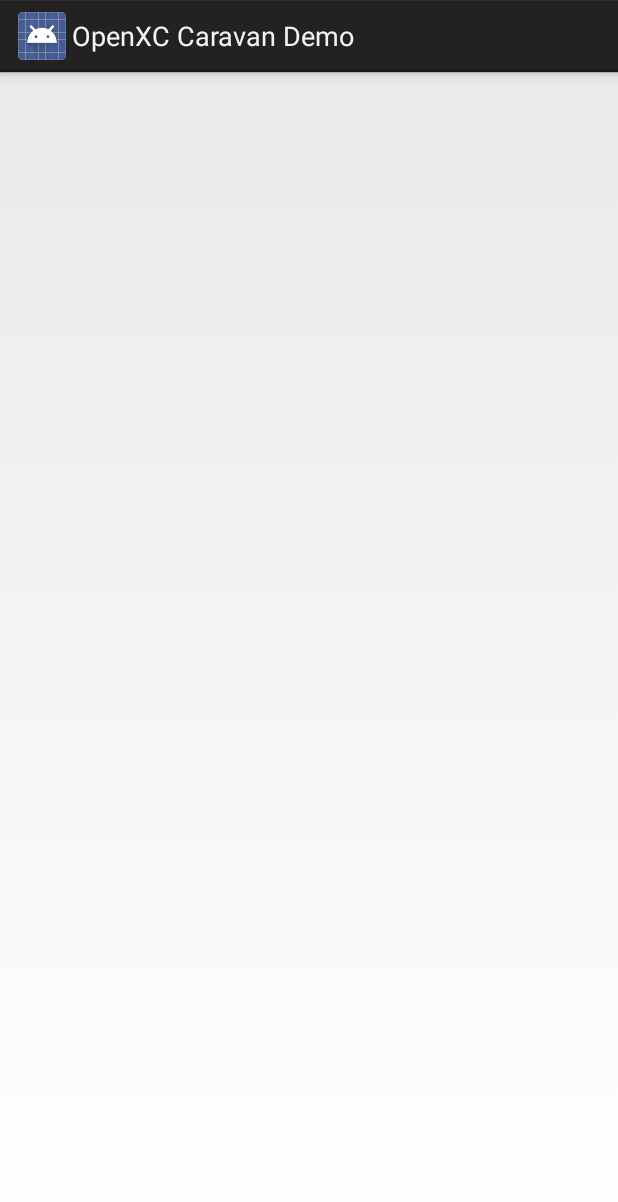
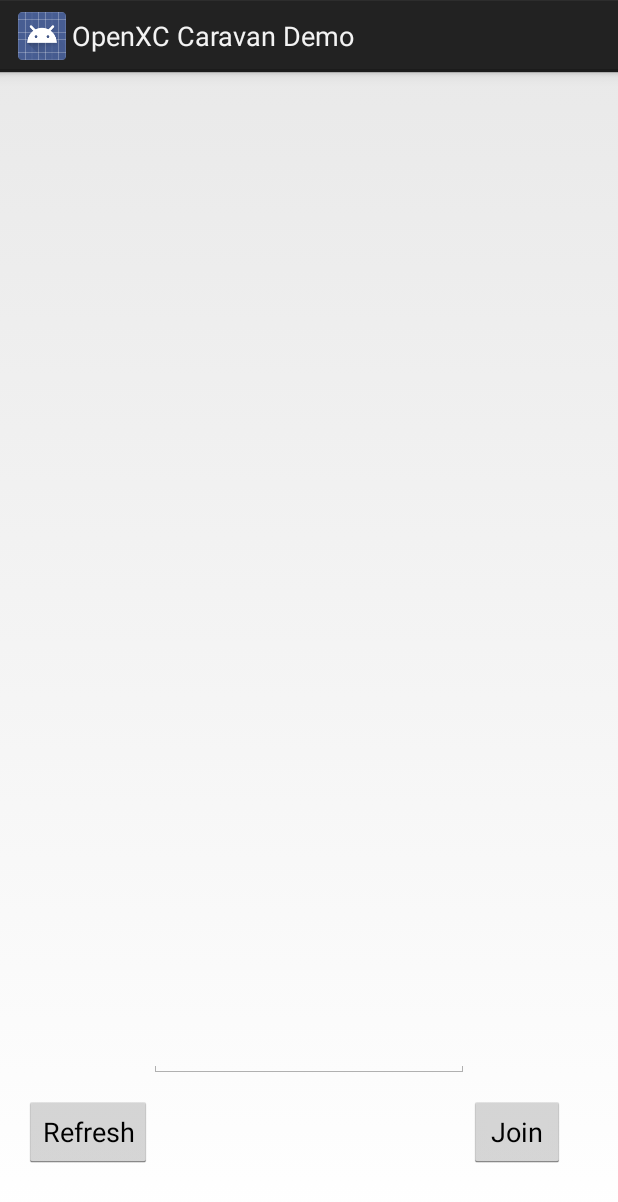
Before and after one commit to carpenma/OpenXC-Caravan, an Android app: the AvailableCaravans screen opened directly, with no data from a screen before it, on a phone screen of 412 x 824 dp. Shown: the top 1202 px of the screen. Run offline under Robolectric (Android 15) with nearby library versions, the phone set to English and light mode, and no system bars; 3 statements that could not run were skipped.

Commit message:
Added Class & Adapter for AvailableCaravans Activity
Created an "Available" class to store all of the information about an
available caravan for usage with the adapter that was written to
populate the list of caravans.  Currently the phone can request the list
of caravans from the V2X, get it back, and populate the array.  However,
the elements in the array do not appear in the listview of the UI yet.

```diff
--- a/app/src/main/AndroidManifest.xml
+++ b/app/src/main/AndroidManifest.xml
@@ -5,7 +5,7 @@
     android:versionName="1.0">
 
     <uses-sdk
-        android:minSdkVersion="10"
+        android:minSdkVersion="14"
         android:targetSdkVersion="18" />
 
     <android:uses-permission android:name="android.permission.WRITE_EXTERNAL_STORAGE" />
--- /dev/null
+++ b/app/src/main/java/com/openxc/openxccaravan/Available.java
@@ -0,0 +1,13 @@
+package com.openxc.openxccaravan;
+
+/**
+ * Created by MCARPE53 on 10/24/2016.
+ */
+
+public class Available {
+    public String pretty_name;
+    public int count;
+    public int max;
+    public boolean locked;
+
+}
--- /dev/null
+++ b/app/src/main/java/com/openxc/openxccaravan/AvailableAdapter.java
@@ -0,0 +1,63 @@
+package com.openxc.openxccaravan;
+
+import android.app.Activity;
+import android.content.Context;
+import android.view.LayoutInflater;
+import android.view.View;
+import android.view.ViewGroup;
+import android.widget.ArrayAdapter;
+import android.widget.TextView;
+
+import com.openxc.openxccaravan.Available;
+import com.openxcplatform.openxccaravan.R;
+
+import java.util.ArrayList;
+
+/**
+ * Created by MCARPE53 on 10/24/2016.
+ */
+
+public class AvailableAdapter extends ArrayAdapter<Available>{
+    private final Context context;
+    private final int layoutResourceId;
+    private final ArrayList<Available> available_list;
+
+    public AvailableAdapter(Context context, int layoutResourceId, ArrayList<Available> available_list) {
+        super(context, layoutResourceId);
+        this.layoutResourceId = layoutResourceId;
+        this.available_list = available_list;
+        this.context = context;
+    }
+
+    @Override
+    public View getView(int pos, View convertView, ViewGroup parent) {
+        View row = convertView;
+        ViewHolder holder = null;
+
+        if (row == null) {
+            LayoutInflater inflater = ((Activity)context).getLayoutInflater();
+            row = inflater.inflate(layoutResourceId, parent, false);
+
+            holder = new ViewHolder();
+            holder.pretty = (TextView)row.findViewById(R.id.PrettyName);
+            holder.details = (TextView)row.findViewById(R.id.Details) ;
+
+            row.setTag(holder);
+        }
+        else {
+            holder = (ViewHolder)row.getTag();
+        }
+
+        Available caravan = available_list.get(pos);
+
+        holder.pretty.setText(caravan.pretty_name);
+        holder.details.setText("Locked?: "+caravan.locked+" | "+caravan.count+"/"+caravan.max);
+
+        return row;
+    }
+
+    static class ViewHolder {
+        TextView pretty;
+        TextView details;
+    }
+}
--- a/app/src/main/java/com/openxc/openxccaravan/AvailableCaravans.java
+++ b/app/src/main/java/com/openxc/openxccaravan/AvailableCaravans.java
@@ -1,16 +1,175 @@
 package com.openxc.openxccaravan;
 
-import android.app.Activity;
-//import android.support.v7.app.AppCompatActivity;
+import android.app.ListActivity;
+import android.content.ComponentName;
+import android.content.Context;
+import android.content.Intent;
+import android.content.ServiceConnection;
 import android.os.Bundle;
+import android.os.IBinder;
+import android.util.Log;
+import android.view.View;
+import android.widget.AdapterView;
+import android.widget.EditText;
+import android.widget.ListView;
 
+import com.openxc.VehicleManager;
+import com.openxc.messages.SimpleVehicleMessage;
+import com.openxc.messages.VehicleMessage;
 import com.openxcplatform.openxccaravan.R;
 
-public class AvailableCaravans extends Activity {
+import org.json.JSONException;
+import org.json.JSONObject;
+
+import java.util.ArrayList;
+import java.util.HashMap;
+import java.util.Iterator;
+import java.util.Map;
+
+public class AvailableCaravans extends ListActivity {
+    private VehicleManager mVehicleManager;
+    private static final String TAG = "AvailableCaravansAct";
+    ArrayList<Available> available_list = new ArrayList<>();
+    Available temp = new Available();
 
     @Override
     protected void onCreate(Bundle savedInstanceState) {
         super.onCreate(savedInstanceState);
         setContentView(R.layout.activity_available_caravans);
+
+        // Custom array adapter required most likely
+        final ListView available = (ListView) findViewById(android.R.id.list);
+        final EditText password = (EditText) findViewById(R.id.password);
+
+        available.setOnItemClickListener(new AdapterView.OnItemClickListener() {
+            @Override
+            public void onItemClick(AdapterView<?> adapterView, View view, int i, long l) {
+                Map join_data = new HashMap();
+                join_data.put("pretty", (String) (available.getItemAtPosition(i)));
+                join_data.put("pw", password.getText().toString());
+
+                // Send caravan request
+                SimpleVehicleMessage newMessage = new SimpleVehicleMessage(Long.valueOf(0), "caravan_msg", "join_caravan", join_data);
+                Log.v(TAG, newMessage.toString());
+                mVehicleManager.send(newMessage);
+            }
+        });
+        setListAdapter(new AvailableAdapter(AvailableCaravans.this, R.layout.activity_available_caravans, available_list));
+
+        Intent vehManager = new Intent(this, VehicleManager.class);
+        bindService(vehManager, mConnection, Context.BIND_AUTO_CREATE);
+
+        // Send request for caravans
+        /*SimpleVehicleMessage newMessage = new SimpleVehicleMessage(Long.valueOf(0), "caravan_msg", "list_caravans");
+        Log.v(TAG, newMessage.toString());
+        mVehicleManager.send(newMessage);*/
+    }
+
+    public void onPause() {
+        super.onPause();
+
+        if(mVehicleManager != null) {
+            Log.i(TAG, "MRC: Unbinding from Vehicle Manager - 2");
+            mVehicleManager.removeListener(VehicleMessage.class, mListener);
+            unbindService(mConnection);
+            mVehicleManager = null;
+        }
+    }
+
+    public void onResume() {
+        super.onResume();
+        Log.i(TAG, "MRC: (Re)Binding to Vehicle Manager");
+        if(mVehicleManager == null) {
+            Intent intent = new Intent(this, VehicleManager.class);
+            bindService(intent, mConnection, Context.BIND_AUTO_CREATE);
+        }
+    }
+
+    private VehicleMessage.Listener mListener = new VehicleMessage.Listener() {
+        @Override
+        public void receive(final VehicleMessage message) {
+            Log.i(TAG, "MRC: Running receive message function");
+            AvailableCaravans.this.runOnUiThread(new Runnable() {
+                @Override
+                public void run() {
+                    if (message.asNamedMessage().getName().equals("caravan_data") & message.asSimpleMessage().getValue().equals("caravans")) {
+                        // Pull the data out of the packet, break it into pieces, and populate the array that gets loaded into the listview
+                        Map extras = message.getExtras();
+                        Log.i(TAG,extras.toString());
+                        //String[] details_str_arr = new String[extras.size()];
+                        for (int i=0 ; i < extras.size() ; i++) {
+                            //details_str_arr[i] = extras.get(i).toString();
+                            temp = new Available();
+                            try {
+                                JSONObject details = (new JSONObject(extras.get(extras.keySet().toArray()[i]).toString())); // This is horribly inefficient, please fix eventually - MRC
+                                temp.pretty_name = details.getString("pretty");
+                                temp.locked = details.getBoolean("protected");
+                                temp.count = details.getInt("count");
+                                temp.max = details.getInt("max");
+                                available_list.add(temp);
+                                Log.i(TAG,available_list.toString());
+                                Log.i(TAG,available_list.get(0).toString());
+
+                            } catch (JSONException e) {
+                                e.printStackTrace();
+                            }
+                            /*try {
+                                JSONArray details_json = new JSONArray(details_str);
+                                String[] details_str_arr = new String[details_json.length()];
+
+                                for (int j=0; j < details_json.length(); j++) {
+                                    details_str_arr[j] = details_json.getString(i);
+                                }
+                            } catch (JSONException e) {
+                                Log.i(TAG, e.toString());
+                            }*/
+                        }
+
+                    }
+                }
+            });
+        }
+    };
+
+    private ServiceConnection mConnection = new ServiceConnection() {
+        // Called when the connection with the service is established
+        public void onServiceConnected(ComponentName className, IBinder service) {
+            mVehicleManager = ((VehicleManager.VehicleBinder)service).getService();
+
+            mVehicleManager.addListener(SimpleVehicleMessage.class, mListener);
+        }
+
+        // Called when the connection with the service disconnects unexpectedly
+        public void onServiceDisconnected(ComponentName className) {
+            mVehicleManager = null;
+        }
+    };
+
+    public void JoinCaravan(View view) {
+
+        final EditText password = (EditText) findViewById(R.id.password);
+        final ListView available = (ListView) findViewById(android.R.id.list);
+
+        Map join_data = new HashMap();
+        join_data.put("pretty", available_list.get(available.getSelectedItemPosition()).pretty_name);
+        join_data.put("pw", password.getText().toString());
+
+        // Send caravan request
+        SimpleVehicleMessage newMessage = new SimpleVehicleMessage(Long.valueOf(0), "caravan_msg", "start_caravan", join_data);
+        Log.v(TAG, newMessage.toString());
+        mVehicleManager.send(newMessage);
+
+        // Show loading popup?
+    }
+
+    public void RefreshList(View view) {
+        // Clear the listview
+        available_list.clear();
+        Map extras = new HashMap();
+
+        // Send request for caravans to the V2X
+        SimpleVehicleMessage newMessage = new SimpleVehicleMessage(Long.valueOf(0), "caravan_msg", "list_caravans", extras);
+        Log.v(TAG, newMessage.toString());
+        mVehicleManager.send(newMessage);
     }
 }
--- a/app/src/main/java/caravan.java
+++ b/app/src/main/java/v2x_handler.java
@@ -6,7 +6,7 @@ import com.openxc.VehicleManager;
  * Created by MCARPE53 on 10/18/2016.
  */
 
-public class caravan extends Application {
+public class v2x_handler extends Application {
     public static VehicleManager mVehicleManager;
 
 }
--- a/app/src/main/res/layout/activity_available_caravans.xml
+++ b/app/src/main/res/layout/activity_available_caravans.xml
@@ -10,4 +10,45 @@
     android:paddingTop="@dimen/activity_vertical_margin"
     tools:context="com.openxc.openxccaravan.AvailableCaravans">
 
+    <Button
+        android:text="Refresh"
+        android:layout_width="wrap_content"
+        android:layout_height="wrap_content"
+        android:layout_alignParentBottom="true"
+        android:layout_marginBottom="29dp"
+        android:id="@+id/refresh_button"
+        android:layout_alignParentLeft="true"
+        android:layout_alignParentStart="true"
+        android:onClick="RefreshList" />
+
+    <ListView
+        android:layout_width="match_parent"
+        android:layout_height="match_parent"
+        android:id="@android:id/list"
+        android:layout_alignParentLeft="true"
+        android:layout_alignParentStart="true"
+        android:layout_above="@+id/password" />
+
+    <Button
+        android:text="Join"
+        android:layout_width="wrap_content"
+        android:layout_height="wrap_content"
+        android:id="@+id/join_button"
+        android:layout_alignBaseline="@+id/refresh_button"
+        android:layout_alignBottom="@+id/refresh_button"
+        android:layout_toRightOf="@+id/password"
+        android:layout_toEndOf="@+id/password"
+        android:onClick="JoinCaravan" />
+
+    <EditText
+        android:layout_width="wrap_content"
+        android:layout_height="wrap_content"
+        android:inputType="textPassword"
+        android:ems="10"
+        android:id="@+id/password"
+        android:maxLines="1"
+        android:layout_marginBottom="12dp"
+        android:layout_above="@+id/refresh_button"
+        android:layout_centerHorizontal="true" />
+
 </RelativeLayout>
```
Also changed, not shown: app/src/main/java/com/openxc/openxccaravan/CaravanCreate.java (+76 -1 lines), app/src/main/java/com/openxc/openxccaravan/CaravanType.java (+20 -0 lines), app/src/main/res/layout/activity_vehicle_details.xml (+14 -12 lines), app/src/main/res/layout/available_caravan_row.xml (added, +26 -0 lines).
